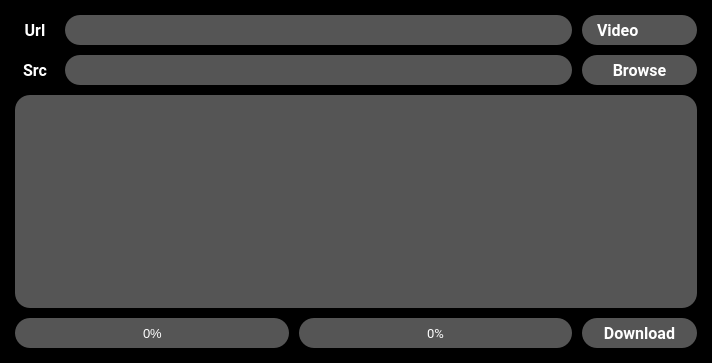
The window that design.ui (illya-s/YTD) describes before a commit, drawn with Qt 5.
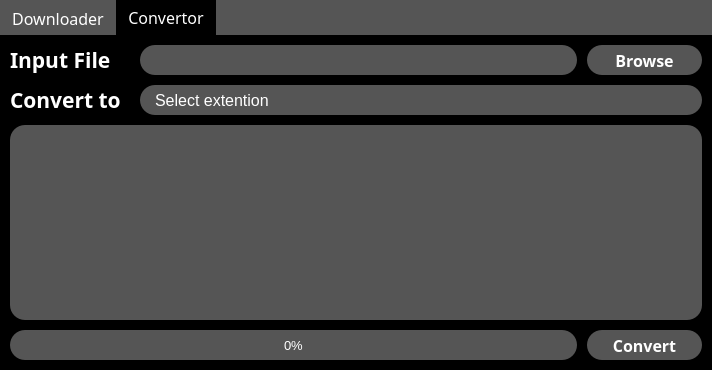
The same window after the commit.

What changed in the file:
```diff
--- a/design.ui
+++ b/design.ui
@@ -7,7 +7,7 @@
     <x>0</x>
     <y>0</y>
     <width>712</width>
-    <height>363</height>
+    <height>370</height>
    </rect>
   </property>
   <property name="windowTitle">
@@ -18,10 +18,29 @@
 	color: #FFF;
 }
 
+
+
 #centralwidget {
+	background: #555;
+}
+
+QTabWidget::pane {
+    border: 0;
+    background: white;
+}
+
+QTabBar::tab:!selected {
+    background: #555;
+}
+QTabBar::tab:selected {
+    background: #000;
+}
+#tab, #tab_2 {
 	background: #000;
 }
 
+
+
 QPushButton, QLineEdit {
 	padding: 0 15px;
 	border-radius: 15px;
@@ -81,24 +100,6 @@
      <number>0</number>
     </property>
     <property name="leftMargin">
-     <number>15</number>
-    </property>
-    <property name="topMargin">
-     <number>15</number>
-    </property>
-    <property name="rightMargin">
-     <number>15</number>
-    </property>
-    <property name="bottomMargin">
-     <number>15</number>
-    </property>
-    <item>
-     <widget class="QWidget" name="info" native="true">
-      <layout class="QVBoxLayout" name="verticalLayout">
-       <property name="spacing">
-        <number>10</number>
-       </property>
-       <property name="leftMargin">
         <number>0</number>
        </property>
        <property name="topMargin">
@@ -111,22 +112,35 @@
         <number>0</number>
        </property>
        <item>
-        <widget class="QWidget" name="widget_5" native="true">
-         <layout class="QVBoxLayout" name="verticalLayout_4">
+     <widget class="QTabWidget" name="tabWidget">
+      <property name="font">
+       <font>
+        <family>Rubik</family>
+        <pointsize>12</pointsize>
+       </font>
+      </property>
+      <property name="currentIndex">
+       <number>1</number>
+      </property>
+      <widget class="QWidget" name="tab">
+       <attribute name="title">
+        <string>Downloader</string>
+       </attribute>
+       <layout class="QVBoxLayout" name="verticalLayout_2">
           <property name="spacing">
            <number>10</number>
           </property>
           <property name="leftMargin">
-           <number>0</number>
+         <number>10</number>
           </property>
           <property name="topMargin">
-           <number>0</number>
+         <number>10</number>
           </property>
           <property name="rightMargin">
-           <number>0</number>
+         <number>10</number>
           </property>
           <property name="bottomMargin">
-           <number>0</number>
+         <number>10</number>
           </property>
           <item>
            <widget class="QWidget" name="widget_2" native="true">
@@ -311,9 +325,6 @@
             </layout>
            </widget>
           </item>
-         </layout>
-        </widget>
-       </item>
        <item>
         <widget class="QListView" name="listView">
          <property name="font">
@@ -416,10 +427,10 @@
            </widget>
           </item>
           <item>
-           <widget class="QPushButton" name="convert">
+            <widget class="QPushButton" name="download">
             <property name="minimumSize">
              <size>
-              <width>115</width>
+               <width>130</width>
               <height>30</height>
              </size>
             </property>
@@ -449,6 +460,254 @@
         </widget>
        </item>
       </layout>
+      </widget>
+      <widget class="QWidget" name="tab_2">
+       <attribute name="title">
+        <string>Convertor</string>
+       </attribute>
+       <layout class="QVBoxLayout" name="verticalLayout">
+        <property name="spacing">
+         <number>10</number>
+        </property>
+        <property name="leftMargin">
+         <number>10</number>
+        </property>
+        <property name="topMargin">
+         <number>10</number>
+        </property>
+        <property name="rightMargin">
+         <number>10</number>
+        </property>
+        <property name="bottomMargin">
+         <number>10</number>
+        </property>
+        <item>
+         <widget class="QWidget" name="widget_6" native="true">
+          <layout class="QHBoxLayout" name="horizontalLayout_6">
+           <property name="spacing">
+            <number>10</number>
+           </property>
+           <property name="leftMargin">
+            <number>0</number>
+           </property>
+           <property name="topMargin">
+            <number>0</number>
+           </property>
+           <property name="rightMargin">
+            <number>0</number>
+           </property>
+           <property name="bottomMargin">
+            <number>0</number>
+           </property>
+           <item>
+            <widget class="QLabel" name="label_3">
+             <property name="minimumSize">
+              <size>
+               <width>120</width>
+               <height>30</height>
+              </size>
+             </property>
+             <property name="maximumSize">
+              <size>
+               <width>120</width>
+               <height>16777215</height>
+              </size>
+             </property>
+             <property name="font">
+              <font>
+               <family>Rubik</family>
+               <pointsize>16</pointsize>
+               <weight>75</weight>
+               <italic>false</italic>
+               <bold>true</bold>
+              </font>
+             </property>
+             <property name="text">
+              <string>Input File</string>
+             </property>
+             <property name="alignment">
+              <set>Qt::AlignLeading|Qt::AlignLeft|Qt::AlignVCenter</set>
+             </property>
+            </widget>
+           </item>
+           <item>
+            <widget class="QLineEdit" name="inSrc">
+             <property name="minimumSize">
+              <size>
+               <width>100</width>
+               <height>30</height>
+              </size>
+             </property>
+             <property name="font">
+              <font>
+               <family>Roboto</family>
+               <pointsize>10</pointsize>
+              </font>
+             </property>
+            </widget>
+           </item>
+           <item>
+            <widget class="QPushButton" name="inBrowse">
+             <property name="minimumSize">
+              <size>
+               <width>115</width>
+               <height>30</height>
+              </size>
+             </property>
+             <property name="font">
+              <font>
+               <family>Rubik</family>
+               <pointsize>12</pointsize>
+               <weight>75</weight>
+               <bold>true</bold>
+              </font>
+             </property>
+             <property name="cursor">
+              <cursorShape>PointingHandCursor</cursorShape>
+             </property>
+             <property name="text">
+              <string>Browse</string>
+             </property>
+            </widget>
+           </item>
+          </layout>
+         </widget>
+        </item>
+        <item>
+         <widget class="QWidget" name="widget_5" native="true">
+          <layout class="QHBoxLayout" name="horizontalLayout_8">
+           <property name="spacing">
+            <number>10</number>
+           </property>
+           <property name="leftMargin">
+            <number>0</number>
+           </property>
+           <property name="topMargin">
+            <number>0</number>
+           </property>
+           <property name="rightMargin">
+            <number>0</number>
+           </property>
+           <property name="bottomMargin">
+            <number>0</number>
+           </property>
+           <item>
+            <widget class="QLabel" name="label_5">
+             <property name="minimumSize">
+              <size>
+               <width>120</width>
+               <height>30</height>
+              </size>
+             </property>
+             <property name="maximumSize">
+              <size>
+               <width>120</width>
+               <height>16777215</height>
+              </size>
+             </property>
+             <property name="font">
+              <font>
+               <family>Rubik</family>
+               <pointsize>16</pointsize>
+               <weight>75</weight>
+               <bold>true</bold>
+              </font>
+             </property>
+             <property name="text">
+              <string>Convert to</string>
+             </property>
+            </widget>
+           </item>
+           <item>
+            <widget class="QComboBox" name="chengeOutExt">
+             <property name="minimumSize">
+              <size>
+               <width>0</width>
+               <height>30</height>
+              </size>
+             </property>
+             <property name="font">
+              <font>
+               <pointsize>12</pointsize>
+               <weight>50</weight>
+               <bold>false</bold>
+              </font>
+             </property>
+             <item>
+              <property name="text">
+               <string>Select extention</string>
+              </property>
+             </item>
+            </widget>
+           </item>
+          </layout>
+         </widget>
+        </item>
+        <item>
+         <widget class="QListView" name="convertListView"/>
+        </item>
+        <item>
+         <widget class="QWidget" name="widget_7" native="true">
+          <layout class="QHBoxLayout" name="horizontalLayout_7">
+           <property name="spacing">
+            <number>10</number>
+           </property>
+           <property name="leftMargin">
+            <number>0</number>
+           </property>
+           <property name="topMargin">
+            <number>0</number>
+           </property>
+           <property name="rightMargin">
+            <number>0</number>
+           </property>
+           <property name="bottomMargin">
+            <number>0</number>
+           </property>
+           <item>
+            <widget class="QProgressBar" name="convertorProgress">
+             <property name="minimumSize">
+              <size>
+               <width>0</width>
+               <height>30</height>
+              </size>
+             </property>
+             <property name="font">
+              <font>
+               <pointsize>10</pointsize>
+              </font>
+             </property>
+             <property name="value">
+              <number>0</number>
+             </property>
+            </widget>
+           </item>
+           <item>
+            <widget class="QPushButton" name="convert">
+             <property name="minimumSize">
+              <size>
+               <width>115</width>
+               <height>30</height>
+              </size>
+             </property>
+             <property name="font">
+              <font>
+               <family>Rubik</family>
+               <pointsize>12</pointsize>
+               <weight>75</weight>
+               <bold>true</bold>
+              </font>
+             </property>
+             <property name="text">
+              <string>Convert</string>
+             </property>
+            </widget>
+           </item>
+          </layout>
+         </widget>
+        </item>
+       </layout>
+      </widget>
      </widget>
     </item>
    </layout>
```
Left out of the diff: 2 changed lines with no effect on the pictures. Lines whose indentation alone changed are shown as unchanged.
